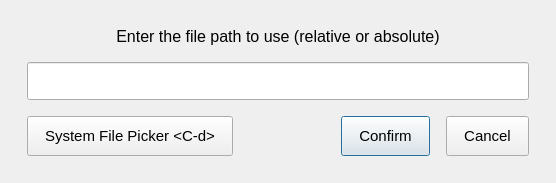
That1M8Head/QVSED, file qvsed/qvsed_dialog.ui: the form before one commit.
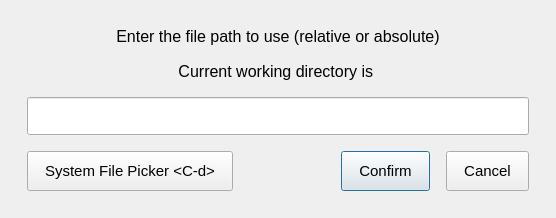
The form after the commit.

Commit message: File Dialog will now show your current working directory

What changed in the file:
```diff
--- a/qvsed/qvsed_dialog.ui
+++ b/qvsed/qvsed_dialog.ui
@@ -7,7 +7,7 @@
     <x>0</x>
     <y>0</y>
     <width>556</width>
-    <height>181</height>
+    <height>216</height>
    </rect>
   </property>
   <property name="windowTitle">
@@ -46,6 +46,21 @@
        </property>
       </widget>
      </item>
+     <item>
+      <widget class="QLabel" name="cwdLabel">
+       <property name="font">
+        <font>
+         <pointsize>12</pointsize>
+        </font>
+       </property>
+       <property name="text">
+        <string>Current working directory is &lt;cwd&gt;</string>
+       </property>
+       <property name="alignment">
+        <set>Qt::AlignCenter</set>
+       </property>
+      </widget>
+     </item>
      <item>
       <widget class="QLineEdit" name="filePathBox">
        <property name="font">
```
The commit also changes 1 other file.
